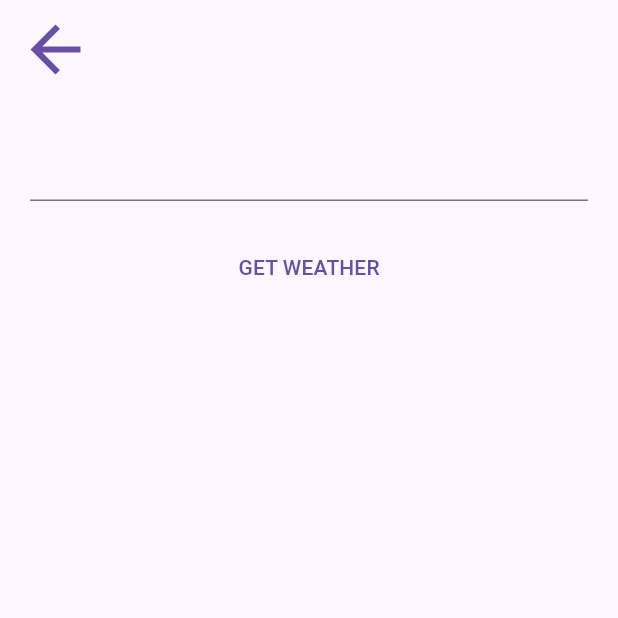
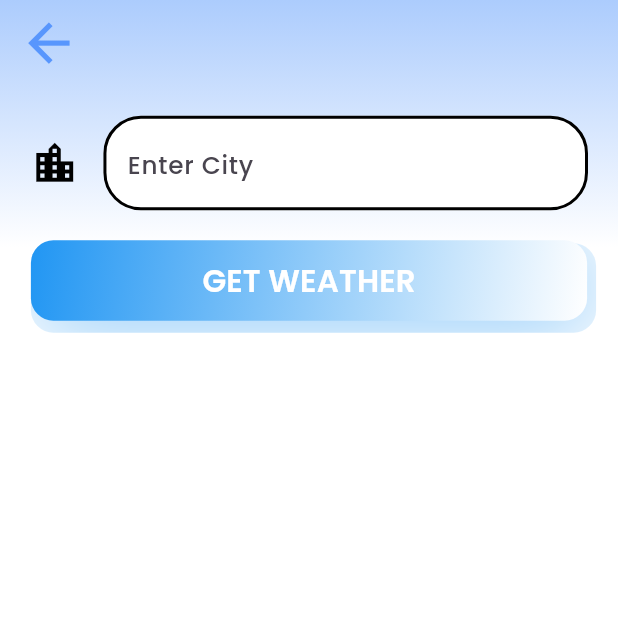
Before and after one commit to idealgeek007/new-weather-app, a Flutter app: the CityScreen screen opened directly, on a phone screen of 412 x 824 dp, the top half of it. Run offline on Flutter 3.47's test engine with Material 3 defaults, Android fonts, the light colour scheme and no system bars; our stand-ins replace flutter_spinkit, geolocator, google_fonts, permission_handler, simple_gradient_text; statements that could not run were skipped.

Commit message:
Search integrated

```diff
--- a/lib/Search/searchPage.dart
+++ b/lib/Search/searchPage.dart
@@ -1,4 +1,6 @@
 import 'package:flutter/material.dart';
+import 'package:google_fonts/google_fonts.dart';
+import 'package:weather_app/Utils/SizeConfig.dart';
 
 class CityScreen extends StatefulWidget {
   @override
@@ -7,10 +9,28 @@ class CityScreen extends StatefulWidget {
 
 class _CityScreenState extends State<CityScreen> {
   String? cityName;
+  var width = SizeConfig.screenWidth;
   @override
   Widget build(BuildContext context) {
     return Scaffold(
       body: Container(
+        decoration: BoxDecoration(
+          gradient: LinearGradient(
+            colors: [
+              Colors.white,
+              Colors.white,
+              Colors.white,
+              Colors.white,
+              Colors.white,
+              Color(0xFFACCCFD),
+            ],
+            begin: Alignment.bottomCenter,
+            end: Alignment.topCenter,
+            /*transform: GradientRotation(
+              0.25 * pi,
+            ),*/
+          ),
+        ),
         constraints: BoxConstraints.expand(),
         child: SafeArea(
           child: Column(
@@ -23,27 +43,82 @@ class _CityScreenState extends State<CityScreen> {
                   },
                   child: Icon(
                     Icons.arrow_back,
-                    size: 50.0,
+                    size: width * 0.1,
+                    color: Color(0xFF5896FD),
                   ),
                 ),
               ),
               Container(
                 padding: EdgeInsets.all(20.0),
                 child: TextField(
-                  style: TextStyle(
+                  decoration: InputDecoration(
+                    fillColor: Colors.white,
+                    filled: true,
+                    hintText: 'Enter City',
+                    icon: Icon(
+                      Icons.location_city_outlined,
                       color: Colors.black,
+                      size: width * 0.08,
+                    ),
+                    hintStyle: GoogleFonts.poppins(
+                      fontSize: width * 0.04,
+                      fontWeight: FontWeight.w500,
+                    ),
+                    enabledBorder: OutlineInputBorder(
+                      borderSide: BorderSide(color: Colors.black, width: 2.0),
+                      borderRadius: BorderRadius.circular(25.0),
+                    ),
+                  ),
+                  cursorColor: Colors.blue,
+                  style: GoogleFonts.poppins(
+                    fontSize: width * 0.05,
+                    fontWeight: FontWeight.w500,
                   ),
                   onChanged: (value) {
                     cityName = value;
                   },
                 ),
               ),
-              TextButton(
+              Container(
+                width: width * 0.9,
+                height: width * 0.13,
+                decoration: BoxDecoration(
+                  boxShadow: [
+                    BoxShadow(
+                      color: Colors.blue.withOpacity(0.5),
+                      offset: Offset(3, 5),
+                      blurRadius: 50,
+                      spreadRadius: 3,
+                      blurStyle: BlurStyle.inner,
+                    ),
+                  ],
+                  borderRadius: BorderRadius.circular(15),
+                  gradient: LinearGradient(
+                    colors: [Colors.blue, Colors.white],
+                    begin: Alignment.topLeft,
+                    end: Alignment.bottomRight,
+                  ),
+                ),
+                child: ElevatedButton(
+                  style: ElevatedButton.styleFrom(
+                    elevation: 10,
+                    shape: RoundedRectangleBorder(
+                      borderRadius: BorderRadius.circular(15),
+                    ),
+                    backgroundColor: Colors.transparent,
+                    shadowColor: Colors.transparent,
+                  ),
                   onPressed: () {
                     Navigator.pop(context, cityName);
                   },
                   child: Text(
                     'GET WEATHER',
+                    style: GoogleFonts.poppins(
+                      fontSize: width * 0.05,
+                      fontWeight: FontWeight.w600,
+                      color: Colors.white,
+                    ),
+                  ),
                 ),
               ),
             ],
--- a/lib/Services/weatherData.dart
+++ b/lib/Services/weatherData.dart
@@ -2,12 +2,12 @@ import 'network.dart';
 import 'location.dart';
 
 const apikey = '801c2fd8726c4230bb473334230512';
-const weatherApi = 'http://api.weatherapi.com/v1/current.json?key=$apikey';
+const weatherApi = 'http://api.weatherapi.com/v1/forecast.json?key=$apikey';
 
 class WeatherModel {
   Future<dynamic> getCityWeather(String typedname) async {
     var url =
-        'https://api.weatherapi.com/v1/current.json?key=$apikey&q=$typedname&aqi=no#';
+        'https://api.weatherapi.com/v1/forecast.json?key=$apikey&q=$typedname&days=7';
     NetworkHelper networkHelper = NetworkHelper(url);
     var weatherData = networkHelper.getData();
     return weatherData;
```
Also changed, not shown: lib/Home/homescreen.dart (+74 -26 lines), assets/weathericons/precp.png (added), assets/weathericons/sunrise.png (added), assets/weathericons/suset.png (added). Lines whose indentation alone changed are shown as unchanged.
